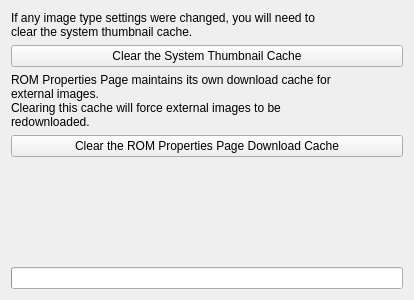
GerbilSoft/rom-properties, file src/kde/config/CacheTab.ui: the form before one commit.
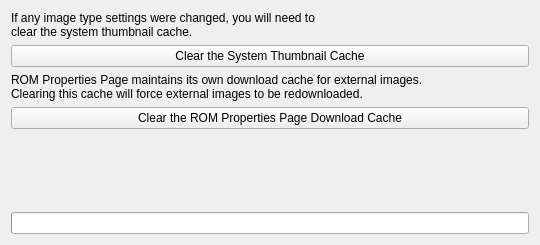
The form after the commit. Custom widgets are drawn as their Qt base class.

Commit message: [gtk,kde] CacheTab: Remove some line breaks.

The edit to the form file:
```diff
--- a/src/kde/config/CacheTab.ui
+++ b/src/kde/config/CacheTab.ui
@@ -6,8 +6,8 @@
    <rect>
     <x>0</x>
     <y>0</y>
-    <width>414</width>
-    <height>300</height>
+    <width>540</width>
+    <height>245</height>
    </rect>
   </property>
   <layout class="QVBoxLayout" name="vboxMain">
@@ -50,10 +50,8 @@
       </sizepolicy>
      </property>
      <property name="text">
-      <string>ROM Properties Page maintains its own download cache for
-external images.
-Clearing this cache will force external images to be
-redownloaded.</string>
+      <string>ROM Properties Page maintains its own download cache for external images.
+Clearing this cache will force external images to be redownloaded.</string>
      </property>
      <property name="textFormat">
       <enum>Qt::PlainText</enum>
```
The commit also changes 1 other file.
